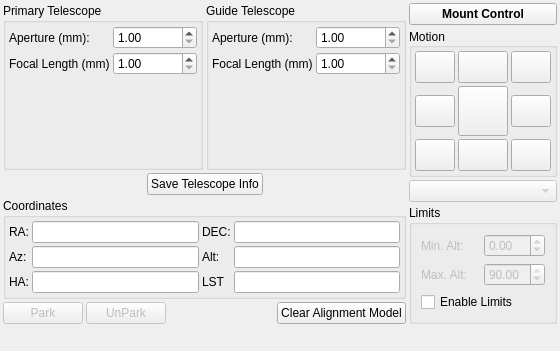
First picture: the form in kstars/ekos/mount/mount.ui, repository KDE/kstars, before the edit.
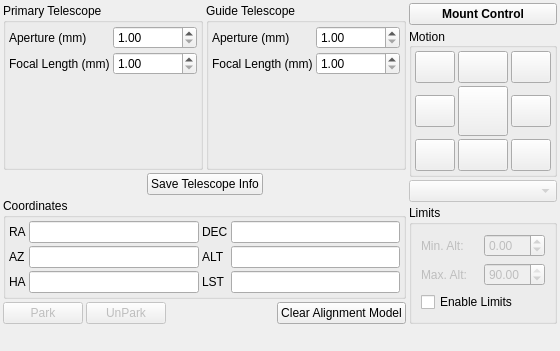
Second picture: the form after the edit. Icons and pictures are not drawn.

```diff
--- a/kstars/ekos/mount/mount.ui
+++ b/kstars/ekos/mount/mount.ui
@@ -56,7 +56,7 @@
             <item row="0" column="0">
              <widget class="QLabel" name="label_3">
               <property name="text">
-               <string>Aperture (mm):</string>
+               <string>Aperture (mm)</string>
               </property>
              </widget>
             </item>
@@ -159,7 +159,7 @@
             <item row="0" column="0">
              <widget class="QLabel" name="label">
               <property name="text">
-               <string>Aperture (mm):</string>
+               <string>Aperture (mm)</string>
               </property>
              </widget>
             </item>
@@ -252,7 +252,7 @@
           <item row="0" column="0">
            <widget class="QLabel" name="label_5">
             <property name="text">
-             <string>RA:</string>
+             <string>RA</string>
             </property>
            </widget>
           </item>
@@ -266,7 +266,7 @@
           <item row="0" column="2">
            <widget class="QLabel" name="label_7">
             <property name="text">
-             <string>DEC:</string>
+             <string>DEC</string>
             </property>
            </widget>
           </item>
@@ -283,7 +283,7 @@
           <item row="1" column="0">
            <widget class="QLabel" name="label_6">
             <property name="text">
-             <string>Az:</string>
+             <string>AZ</string>
             </property>
            </widget>
           </item>
@@ -297,7 +297,7 @@
           <item row="1" column="2">
            <widget class="QLabel" name="label_8">
             <property name="text">
-             <string>Alt:</string>
+             <string>ALT</string>
             </property>
            </widget>
           </item>
@@ -311,7 +311,7 @@
           <item row="2" column="0">
            <widget class="QLabel" name="label_9">
             <property name="text">
-             <string>HA:</string>
+             <string>HA</string>
             </property>
            </widget>
           </item>
```
Left out of the diff: 18 changed lines with no effect on the pictures.
